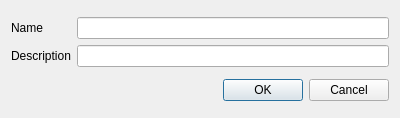
Qt form ui/addContainerDialog.ui (Syadon/BrickCollectionManager) before a commit.
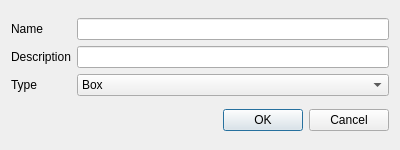
The same form after that commit.

Commit message: Added the type to the containers, box or bag

Patch:
```diff
--- a/ui/addContainerDialog.ui
+++ b/ui/addContainerDialog.ui
@@ -7,7 +7,7 @@
     <x>0</x>
     <y>0</y>
     <width>400</width>
-    <height>118</height>
+    <height>150</height>
    </rect>
   </property>
   <property name="windowTitle">
@@ -39,6 +39,27 @@
      <item row="1" column="1">
       <widget class="QLineEdit" name="descriptionEdit"/>
      </item>
+     <item row="2" column="0">
+      <widget class="QLabel" name="typeLabel">
+       <property name="text">
+        <string>Type</string>
+       </property>
+      </widget>
+     </item>
+     <item row="2" column="1">
+      <widget class="QComboBox" name="typeComboBox">
+       <item>
+        <property name="text">
+         <string>Box</string>
+        </property>
+       </item>
+       <item>
+        <property name="text">
+         <string>Bag</string>
+        </property>
+       </item>
+      </widget>
+     </item>
     </layout>
    </item>
    <item row="1" column="0">
```
The commit also changes 9 other files.
